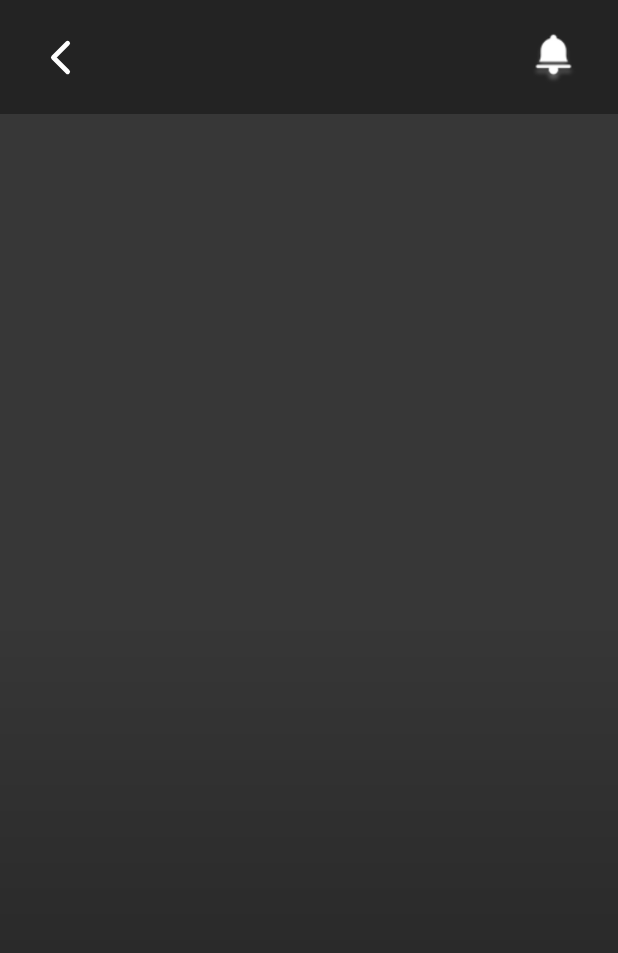
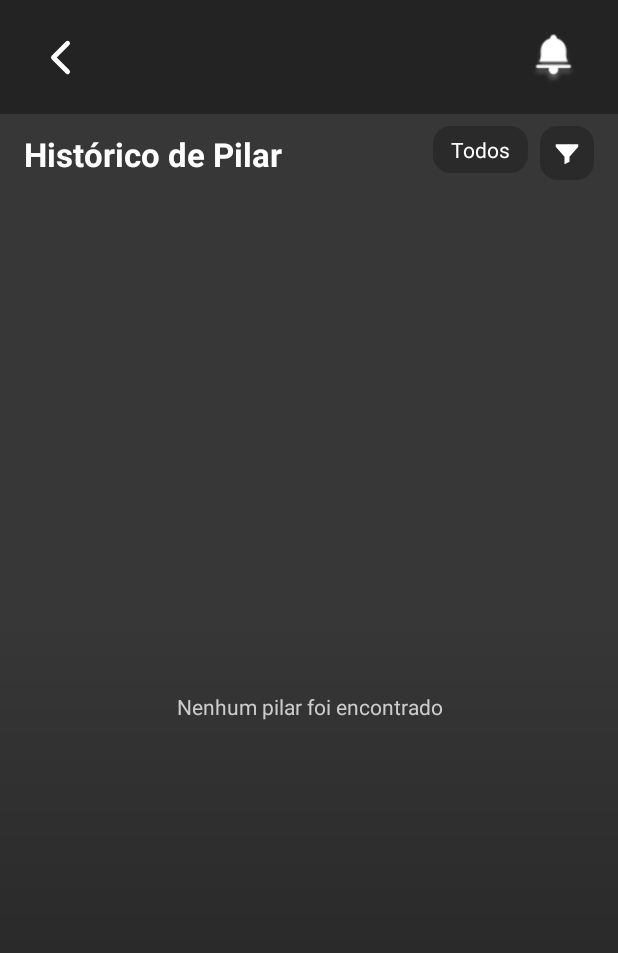
Before and after one commit to sauloadones/SENAC-PE-ProjetoPI-Grupo4, an Android app: the fragment HistoricoFragment shown on its own in the app's theme, on a phone screen of 412 x 824 dp. Shown: the top 953 px of the screen. Run offline under Robolectric (Android 15) with nearby library versions, the phone set to English and light mode, and no system bars; our stand-ins replace Room's generated code.

Commit message:
Tela Historico

```diff
--- a/app/src/main/java/com/example/appsenkaspi/CriarPilarFragment.kt
+++ b/app/src/main/java/com/example/appsenkaspi/CriarPilarFragment.kt
@@ -140,7 +140,11 @@ class CriarPilarFragment : Fragment() {
           dataPrazo = prazo,
           status = StatusPilar.PLANEJADO,
           dataCriacao = Date(),
-          criadoPor = funcionarioId
+          criadoPor = funcionarioId,
+          dataConclusao =  null,
+          dataExcluido = null,
+
+
         )
       )
       val novoId = idLong.toInt()
--- a/app/src/main/java/com/example/appsenkaspi/HistoricoFragment.kt
+++ b/app/src/main/java/com/example/appsenkaspi/HistoricoFragment.kt
@@ -1,18 +1,107 @@
 package com.example.appsenkaspi
 
 import android.os.Bundle
-import android.view.LayoutInflater
 import android.view.View
-import android.view.ViewGroup
 import androidx.fragment.app.Fragment
+import androidx.fragment.app.activityViewModels
+import androidx.lifecycle.lifecycleScope
+import androidx.recyclerview.widget.LinearLayoutManager
+import com.example.appsenkaspi.databinding.FragmentHistoricoBinding
+import kotlinx.coroutines.launch
 
-class HistoricoFragment : Fragment() {
+class HistoricoFragment : Fragment(R.layout.fragment_historico) {
 
-    override fun onCreateView(
-        inflater: LayoutInflater, container: ViewGroup?,
-        savedInstanceState: Bundle?
-    ): View? {
-        // Infla o layout simples com um texto
-        return inflater.inflate(R.layout.fragment_historico, container, false)
+  private var _binding: FragmentHistoricoBinding? = null
+  private val binding get() = _binding!!
+  private var statusFiltro: StatusPilar? = null
+
+  private val pilarViewModel: PilarViewModel by activityViewModels()
+  private lateinit var adapter: HistoricoAdapter
+
+  override fun onViewCreated(view: View, savedInstanceState: Bundle?) {
+    super.onViewCreated(view, savedInstanceState)
+    _binding = FragmentHistoricoBinding.bind(view)
+
+    configurarRecyclerView()
+    configurarBotoes()
+    carregarPilares()
+  }
+
+  private fun configurarRecyclerView() {
+    adapter = HistoricoAdapter { pilar ->
+      abrirTelaDetalhes(pilar)
     }
+    binding.recyclerHistoricoPilares.layoutManager = LinearLayoutManager(requireContext())
+    binding.recyclerHistoricoPilares.adapter = adapter
+  }
+
+  private fun configurarBotoes() {
+    // Botão "Todos" - Reseta o filtro
+    binding.botaoTodos.setOnClickListener {
+      statusFiltro = null
+      atualizarTextoDoFiltro(null)
+      carregarPilares()
+    }
+
+    // Botão do ícone de filtro - abre o BottomSheet
+    binding.botaoFiltro.setOnClickListener {
+      BottomSheetFiltroStatusFragment(statusFiltro) { novoStatus ->
+        statusFiltro = novoStatus
+        atualizarTextoDoFiltro(novoStatus)
+        aplicarFiltro()
+      }.show(parentFragmentManager, "FiltroStatus")
+    }
+  }
+
+  private fun carregarPilares() {
+    // Atualiza status antes de listar
+    lifecycleScope.launch {
+      pilarViewModel.atualizarStatusDeTodosOsPilares()
+    }
+
+    pilarViewModel.listarPilaresHistorico().observe(viewLifecycleOwner) { pilares ->
+      adapter.submitList(pilares)
+      binding.emptyStateView.visibility = if (pilares.isEmpty()) View.VISIBLE else View.GONE
+    }
+  }
+
+  private fun aplicarFiltro() {
+    pilarViewModel.listarPilaresHistorico().observe(viewLifecycleOwner) { lista ->
+      val filtrados = statusFiltro?.let { status ->
+        lista.filter { it.status == status }
+      } ?: lista
+
+      adapter.submitList(filtrados)
+      binding.emptyStateView.visibility = if (filtrados.isEmpty()) View.VISIBLE else View.GONE
+    }
+  }
+
+  private fun atualizarTextoDoFiltro(status: StatusPilar?) {
+    val texto = when (status) {
+      StatusPilar.CONCLUIDO -> "Concluídos"
+      StatusPilar.VENCIDO -> "Vencidos"
+      StatusPilar.EXCLUIDO -> "Deletados"
+      else -> "Todos"
+    }
+    binding.botaoTodos.text = texto
+  }
+
+  private fun abrirTelaDetalhes(pilar: PilarEntity) {
+    val fragment = TelaPilarFragment().apply {
+      arguments = Bundle().apply {
+        putInt("pilarId", pilar.id)
+        putBoolean("modoHistorico", true)
+      }
+    }
+
+    parentFragmentManager.beginTransaction()
+      .replace(R.id.main_container, fragment)
+      .addToBackStack(null)
+      .commit()
+  }
+
+  override fun onDestroyView() {
+    super.onDestroyView()
+    _binding = null
+  }
 }
--- a/app/src/main/java/com/example/appsenkaspi/PilarDao.kt
+++ b/app/src/main/java/com/example/appsenkaspi/PilarDao.kt
@@ -2,6 +2,7 @@ package com.example.appsenkaspi
 
 import androidx.lifecycle.LiveData
 import androidx.room.*
+import java.util.Date
 
 @Dao
 interface PilarDao {
@@ -44,6 +45,14 @@ interface PilarDao {
     @Query("SELECT nome FROM pilares WHERE id = :id")
     suspend fun getNomePilarPorId(id: Int): String?
 
+  @Query("SELECT * FROM pilares WHERE status IN (:statusList)")
+  fun listarPilaresPorStatus(statusList: List<StatusPilar>): LiveData<List<PilarEntity>>
+
+  @Query("UPDATE pilares SET status = :status, dataExcluido = :data WHERE id = :id")
+  suspend fun excluirPilarPorId(id: Int, status: StatusPilar, data: Date): Int
+
+
+
 
 
 
--- a/app/src/main/java/com/example/appsenkaspi/PilarEntity.kt
+++ b/app/src/main/java/com/example/appsenkaspi/PilarEntity.kt
@@ -27,6 +27,8 @@ data class PilarEntity(
     val dataInicio: Date,
     val dataPrazo: Date,
     val dataCriacao: Date,
+    val dataConclusao: Date? = null, // ✅ DEVE existir
+    val dataExcluido: Date? = null,
     @ColumnInfo(name = "criado_por")
     val criadoPor: Int,
 
--- a/app/src/main/java/com/example/appsenkaspi/PilarViewModel.kt
+++ b/app/src/main/java/com/example/appsenkaspi/PilarViewModel.kt
@@ -1,6 +1,7 @@
 package com.example.appsenkaspi
 
 import android.app.Application
+import android.util.Log
 import androidx.lifecycle.AndroidViewModel
 import androidx.lifecycle.LiveData
 import androidx.lifecycle.viewModelScope
@@ -18,6 +19,10 @@ class PilarViewModel(application: Application) : AndroidViewModel(application) {
     private val pilarDao = AppDatabase.getDatabase(application).pilarDao()
     private val acaoDao = AppDatabase.getDatabase(application).acaoDao()
     private val subpilarDao = AppDatabase.getDatabase(application).subpilarDao()
+    val statusAtivos = listOf(StatusPilar.EM_ANDAMENTO, StatusPilar.PLANEJADO)
+  val statusHistorico = listOf(StatusPilar.CONCLUIDO, StatusPilar.VENCIDO, StatusPilar.EXCLUIDO)
+
+
 
   fun getPilarById(id: Int): LiveData<PilarEntity?> = pilarDao.getPilarById(id)
 
@@ -35,7 +40,21 @@ class PilarViewModel(application: Application) : AndroidViewModel(application) {
         pilarDao.deletarPilar(pilar)
     }
 
-    suspend fun inserirRetornandoId(pilar: PilarEntity): Long = pilarDao.inserirPilar(pilar)
+  fun excluirPilar(pilar: PilarEntity) = viewModelScope.launch(Dispatchers.IO) {
+    val hoje = Calendar.getInstance().time
+    Log.d("ExcluirPilar", "Enviando para DAO → id=${pilar.id}, status=${StatusPilar.EXCLUIDO.name}, data=$hoje")
+
+
+    val linhasAfetadas = pilarDao.excluirPilarPorId(pilar.id, StatusPilar.EXCLUIDO, hoje)
+
+    Log.d("ExcluirPilar", "Linhas afetadas: $linhasAfetadas")
+
+  }
+
+
+
+
+  suspend fun inserirRetornandoId(pilar: PilarEntity): Long = pilarDao.inserirPilar(pilar)
 
     fun calcularProgressoDoPilar(pilarId: Int, callback: (Float) -> Unit) {
         viewModelScope.launch(Dispatchers.IO) {
@@ -80,8 +99,8 @@ class PilarViewModel(application: Application) : AndroidViewModel(application) {
   suspend fun atualizarStatusAutomaticamente(pilarId: Int) {
     val pilar = pilarDao.getById(pilarId) ?: return
     val progresso = calcularProgressoInterno(pilarId)
-
     val hoje = Calendar.getInstance().time
+    if (pilar.status == StatusPilar.EXCLUIDO) return
 
     val novoStatus = when {
       progresso >= 1f -> StatusPilar.CONCLUIDO
@@ -91,10 +110,25 @@ class PilarViewModel(application: Application) : AndroidViewModel(application) {
     }
 
     if (novoStatus != pilar.status) {
-      pilarDao.atualizarPilar(pilar.copy(status = novoStatus))
+      val novoPilar = if (novoStatus == StatusPilar.CONCLUIDO) {
+        pilar.copy(status = novoStatus, dataConclusao = hoje)
+      } else {
+        pilar.copy(status = novoStatus)
+      }
+      pilarDao.atualizarPilar(novoPilar)
     }
   }
 
+  fun atualizarStatusDeTodosOsPilares() = viewModelScope.launch(Dispatchers.IO) {
+    val todosPilares = pilarDao.getTodosPilares()
+    todosPilares.forEach { pilar ->
+      atualizarStatusAutomaticamente(pilar.id)
+    }
+  }
+
+
+  fun listarPilaresAtivos() = pilarDao.listarPilaresPorStatus(statusAtivos)
+  fun listarPilaresHistorico() = pilarDao.listarPilaresPorStatus(statusHistorico)
 
 
 
--- /dev/null
+++ b/app/src/main/res/drawable/bg_filtro_botao.xml
@@ -0,0 +1,5 @@
+<?xml version="1.0" encoding="utf-8"?>
+<shape xmlns:android="http://schemas.android.com/apk/res/android" android:shape="rectangle">
+  <solid android:color="@color/cinza_escuro" />
+  <corners android:radius="12dp" />
+</shape>
--- /dev/null
+++ b/app/src/main/res/drawable/ic_filtro.xml
@@ -0,0 +1,11 @@
+<?xml version="1.0" encoding="utf-8"?>
+<vector xmlns:android="http://schemas.android.com/apk/res/android"
+  android:width="24dp"
+  android:height="24dp"
+  android:viewportWidth="24"
+  android:viewportHeight="24">
+
+  <path
+    android:fillColor="#FFFFFFFF"
+    android:pathData="M3,5h18v2l-7,8v4l-4,2v-6l-7,-8V5z" />
+</vector>
--- /dev/null
+++ b/app/src/main/res/drawable/ic_unknown.xml
@@ -0,0 +1,11 @@
+<?xml version="1.0" encoding="utf-8"?>
+<vector xmlns:android="http://schemas.android.com/apk/res/android"
+  android:width="24dp"
+  android:height="24dp"
+  android:viewportWidth="24"
+  android:viewportHeight="24">
+
+  <path
+    android:fillColor="#FFFFFFFF"
+    android:pathData="M12,2C6.48,2 2,6.48 2,12s4.48,10 10,10 10,-4.48 10,-10S17.52,2 12,2zM13,19h-2v-2h2v2zm1.07,-7.75c-0.9,0.92 -1.07,1.17 -1.07,2.25h-2v-0.5c0,-1.1 0.45,-1.99 1.17,-2.71 0.59,-0.59 1.33,-1.2 1.33,-2.04 0,-1.1 -0.9,-2 -2,-2s-2,0.9 -2,2H8c0,-2.21 1.79,-4 4,-4s4,1.79 4,4c0,1.39 -1.03,2.17 -1.93,3.25z"/>
+</vector>
--- a/app/src/main/res/layout/fragment_historico.xml
+++ b/app/src/main/res/layout/fragment_historico.xml
@@ -6,9 +6,9 @@
   android:layout_width="match_parent"
   android:layout_height="match_parent"
   android:background="@drawable/background_gradient"
-    tools:context=".TelaPilarFragment">
+  tools:context=".HistoricoFragment">
 
-    <!-- TopBar -->
+  <!-- TopBar padrão -->
   <include
     android:id="@+id/topBar"
     layout="@layout/view_top_bar"
@@ -16,5 +16,82 @@
     android:layout_height="wrap_content"
     app:layout_constraintTop_toTopOf="parent" />
 
+  <!-- Título "Histórico de Pilar" -->
+  <TextView
+    android:id="@+id/tituloHistorico"
+    android:layout_width="wrap_content"
+    android:layout_height="wrap_content"
+    android:text="Histórico de Pilar"
+    android:textColor="@color/branco"
+    android:textSize="22sp"
+    android:textStyle="bold"
+    android:layout_marginStart="16dp"
+    android:layout_marginTop="12dp"
+    app:layout_constraintTop_toBottomOf="@id/topBar"
+    app:layout_constraintStart_toStartOf="parent" />
 
+  <!-- Botão "Todos" -->
+  <TextView
+    android:id="@+id/botaoTodos"
+    android:layout_width="wrap_content"
+    android:layout_height="wrap_content"
+    android:background="@drawable/bg_filtro_botao"
+    android:text="Todos"
+    android:textColor="@color/branco"
+    android:textSize="14sp"
+    android:paddingStart="12dp"
+    android:paddingEnd="12dp"
+    android:paddingTop="6dp"
+    android:paddingBottom="6dp"
+    android:layout_marginTop="8dp"
+    android:layout_marginEnd="8dp"
+    android:clickable="true"
+    android:focusable="true"
+    app:layout_constraintTop_toBottomOf="@id/topBar"
+    app:layout_constraintEnd_toStartOf="@id/botaoFiltro" />
+
+  <!-- Botão de filtro (ícone) -->
+  <ImageView
+    android:id="@+id/botaoFiltro"
+    android:layout_width="36dp"
+    android:layout_height="36dp"
+    android:padding="8dp"
+    android:background="@drawable/bg_filtro_botao"
+    android:src="@drawable/ic_filtro"
+    android:layout_marginTop="8dp"
+    android:layout_marginEnd="16dp"
+    android:clickable="true"
+    android:focusable="true"
+    app:layout_constraintTop_toBottomOf="@id/topBar"
+    app:layout_constraintEnd_toEndOf="parent"
+    app:tint="@color/branco" />
+
+  <!-- RecyclerView de históricos -->
+  <androidx.recyclerview.widget.RecyclerView
+    android:id="@+id/recyclerHistoricoPilares"
+    android:layout_width="0dp"
+    android:layout_height="0dp"
+    android:clipToPadding="false"
+    android:paddingTop="8dp"
+    android:paddingBottom="16dp"
+    app:layout_constraintTop_toBottomOf="@id/tituloHistorico"
+    app:layout_constraintBottom_toBottomOf="parent"
+    app:layout_constraintStart_toStartOf="parent"
+    app:layout_constraintEnd_toEndOf="parent" />
+
+  <!-- Empty State -->
+  <TextView
+    android:id="@+id/emptyStateView"
+    android:layout_width="0dp"
+    android:layout_height="wrap_content"
+    android:text="Nenhum pilar foi encontrado"
+    android:textColor="#CCCCCC"
+    android:gravity="center"
+    android:textSize="14sp"
+    android:padding="32dp"
+    android:visibility="gone"
+    app:layout_constraintTop_toTopOf="@id/recyclerHistoricoPilares"
+    app:layout_constraintBottom_toBottomOf="@id/recyclerHistoricoPilares"
+    app:layout_constraintStart_toStartOf="parent"
+    app:layout_constraintEnd_toEndOf="parent" />
 </androidx.constraintlayout.widget.ConstraintLayout>
--- a/app/src/main/res/values/colors.xml
+++ b/app/src/main/res/values/colors.xml
@@ -16,9 +16,16 @@
         <color name="azulSelecionado">#164773</color>
         <color name="cardNormal">#1E1E1E</color>
         <color name="rippleLight">#33FFFFFF</color>
+        <color name="preto_escuro">#1E1E1E</color>
+        <color name="branco">#FFFFFF</color>
+        <color name="verde_concluido">#4CAF50</color>
+        <color name="vermelho_expirado">#F44336</color>
+        <color name="cinza_deletado">#9E9E9E</color>
 
 
-        <color name="cinza_escuro">#2A2A2A</color>
+
+
+  <color name="cinza_escuro">#2A2A2A</color>
 
         <color name="gray">#808080</color>
         <color name="light_gray">#CCCCCC</color>
```
Also changed, not shown: app/src/main/java/com/example/appsenkaspi/BottomSheetFiltroStatusFragment.kt (added, +59 -0 lines), app/src/main/java/com/example/appsenkaspi/EditarPilarFragment.kt (+7 -5 lines), app/src/main/java/com/example/appsenkaspi/HistoricoAdapter.kt (added, +103 -0 lines), app/src/main/java/com/example/appsenkaspi/HomeFragment.kt (+27 -34 lines), app/src/main/res/drawable/ic_location.xml (added, +11 -0 lines), app/src/main/res/layout/fragment_filtro_status.xml (added, +31 -0 lines), app/src/main/res/layout/item_historico.xml (added, +67 -0 lines), 2 other files. Lines whose indentation alone changed are shown as unchanged.
